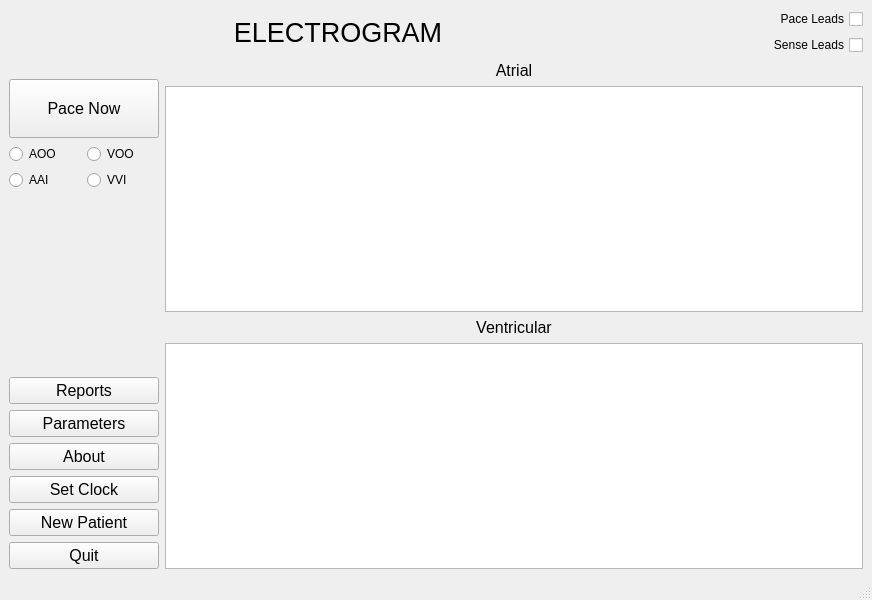
First picture: the form in DCM/ui_files/dcm.ui, repository CarlosCapili/3K04-Pacemaker-Project, before the edit.
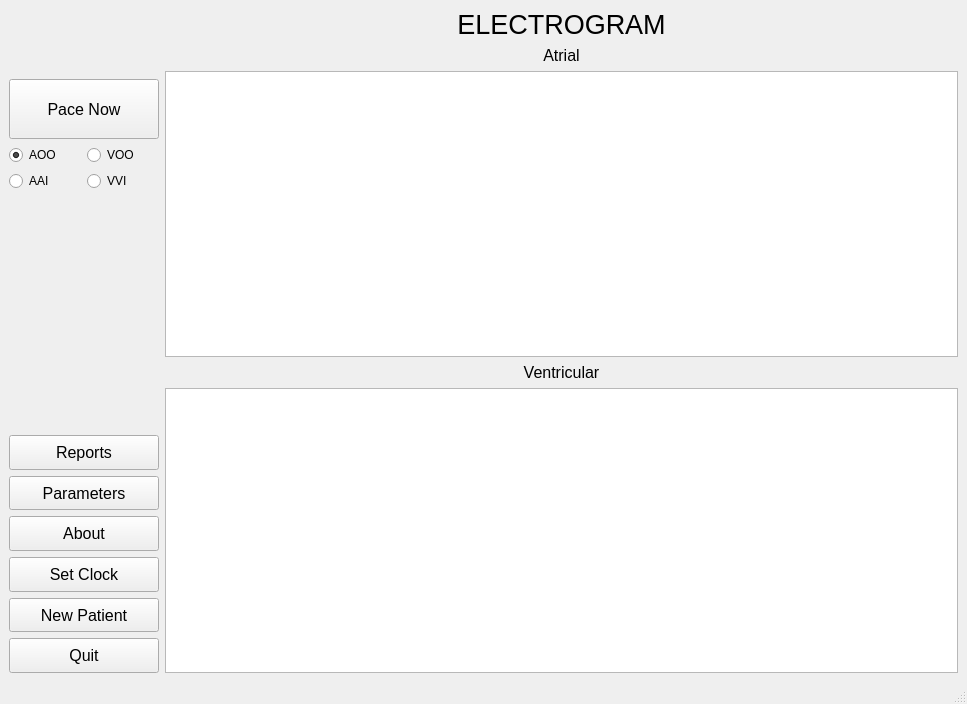
Second picture: the form after the edit.

What changed in the file:
```diff
--- a/DCM/ui_files/dcm.ui
+++ b/DCM/ui_files/dcm.ui
@@ -6,8 +6,8 @@
    <rect>
     <x>0</x>
     <y>0</y>
-    <width>872</width>
-    <height>600</height>
+    <width>967</width>
+    <height>704</height>
    </rect>
   </property>
   <property name="windowTitle">
@@ -36,42 +36,6 @@
             </property>
            </widget>
           </item>
-          <item>
-           <layout class="QVBoxLayout" name="verticalLayout_4">
-            <item>
-             <widget class="QCheckBox" name="paceCheck">
-              <property name="sizePolicy">
-               <sizepolicy hsizetype="Minimum" vsizetype="Fixed">
-                <horstretch>0</horstretch>
-                <verstretch>0</verstretch>
-               </sizepolicy>
-              </property>
-              <property name="layoutDirection">
-               <enum>Qt::RightToLeft</enum>
-              </property>
-              <property name="text">
-               <string>Pace Leads</string>
-              </property>
-             </widget>
-            </item>
-            <item>
-             <widget class="QCheckBox" name="senseCheck">
-              <property name="sizePolicy">
-               <sizepolicy hsizetype="Minimum" vsizetype="Fixed">
-                <horstretch>0</horstretch>
-                <verstretch>0</verstretch>
-               </sizepolicy>
-              </property>
-              <property name="layoutDirection">
-               <enum>Qt::RightToLeft</enum>
-              </property>
-              <property name="text">
-               <string>Sense Leads</string>
-              </property>
-             </widget>
-            </item>
-           </layout>
-          </item>
          </layout>
         </item>
         <item>
@@ -172,6 +136,9 @@
           <property name="text">
            <string>AOO</string>
           </property>
+          <property name="checked">
+           <bool>true</bool>
+          </property>
          </widget>
         </item>
         <item row="1" column="0">
@@ -179,6 +146,9 @@
           <property name="text">
            <string>AAI</string>
           </property>
+          <property name="checked">
+           <bool>false</bool>
+          </property>
          </widget>
         </item>
         <item row="1" column="1">
@@ -186,6 +156,9 @@
           <property name="text">
            <string>VVI</string>
           </property>
+          <property name="checked">
+           <bool>false</bool>
+          </property>
          </widget>
         </item>
         <item row="0" column="1">
```
Left out of the diff: 2 changed lines with no effect on the pictures.
